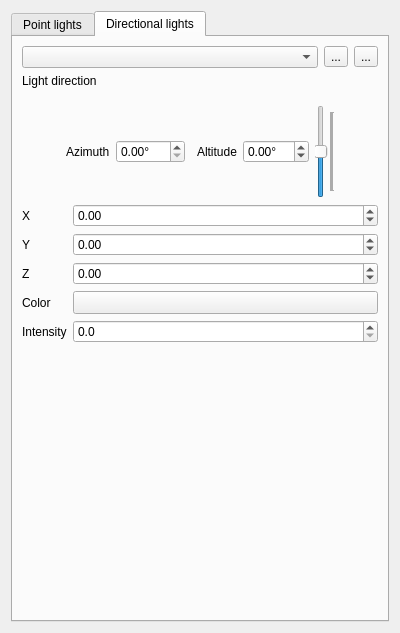
The window that src/ui/3d/qgslightswidget.ui (qgis/QGIS) describes before a commit, drawn with Qt 5.
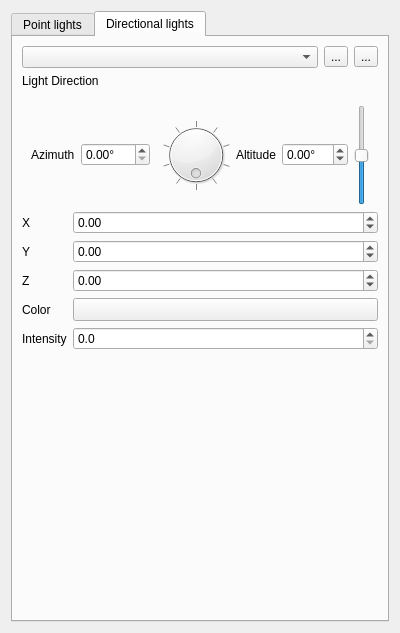
The same window after the commit. Custom widgets are drawn as their Qt base class.

Commit message: remove qwt

The edit to the form file:
```diff
--- a/src/ui/3d/qgslightswidget.ui
+++ b/src/ui/3d/qgslightswidget.ui
@@ -312,7 +312,7 @@
          <item row="0" column="0" colspan="2">
           <widget class="QLabel" name="label_11">
            <property name="text">
-            <string>Light direction</string>
+            <string>Light Direction</string>
            </property>
           </widget>
          </item>
@@ -361,6 +361,28 @@
            <item>
             <widget class="QWidget" name="directionCmpassWidget" native="true"/>
            </item>
+           <item>
+            <widget class="QDial" name="dialAzimuth">
+             <property name="minimum">
+              <number>0</number>
+             </property>
+             <property name="value">
+              <number>0</number>
+             </property>
+             <property name="sliderPosition">
+              <number>0</number>
+             </property>
+             <property name="wrapping">
+              <bool>true</bool>
+             </property>
+             <property name="notchTarget">
+              <double>10.000000000000000</double>
+             </property>
+             <property name="notchesVisible">
+              <bool>true</bool>
+             </property>
+            </widget>
+           </item>
            <item>
             <widget class="QLabel" name="altitudeSpinBox">
              <property name="text">
@@ -396,7 +418,7 @@
               <enum>Qt::Vertical</enum>
              </property>
              <property name="tickPosition">
-              <enum>QSlider::TicksBelow</enum>
+              <enum>QSlider::NoTicks</enum>
              </property>
              <property name="tickInterval">
               <number>2</number>
```
The commit also changes 2 other files.
